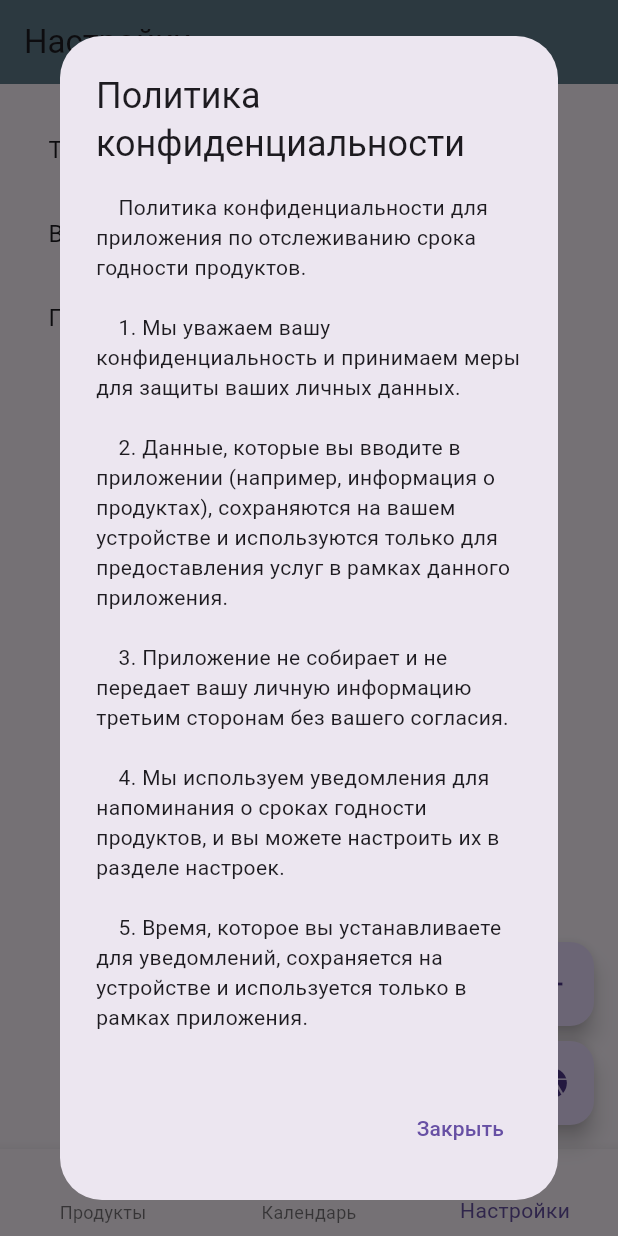
After one commit to BestChairEver/barcode_app, a Flutter app: the screen it shows after launch, item 3 of the bottom bar chosen, after a tap on "Включить уведомления", after a tap on "Политика конфиденциальности", on a phone screen of 412 x 824 dp. The commit adds this screen. Run offline on Flutter 3.47's test engine with Material 3 defaults, Android fonts, the phone set to English and light mode, and no system bars; our stand-ins replace cached_network_image, flutter_local_notifications, permission_handler, shared_preferences, sqflite, table_calendar and 1 more; missing offline and left inert: barcode_scan2; accounts and stored records are empty.

Commit message:
version v 1.2

```diff
--- a/lib/main.dart
+++ b/lib/main.dart
@@ -1,34 +1,55 @@
 import 'package:flutter/material.dart';
+import 'package:flutter_localizations/flutter_localizations.dart';
+import 'package:permission_handler/permission_handler.dart';
 import 'package:provider/provider.dart';
 import 'screens/home_screen.dart';
-import 'package:flutter_localizations/flutter_localizations.dart';
 import 'utils/notifications.dart';
 import 'utils/product_provider.dart';
+import 'utils/theme_provider.dart';
 
-void main() async {
+Future<void> main() async {
   WidgetsFlutterBinding.ensureInitialized();
-  await initializeNotifications();
-  await checkExpiringProducts();
-  final productProvider = ProductProvider();
-  await productProvider.init();
+  await _initializeApp();
+
   runApp(
     MultiProvider(
       providers: [
-        ChangeNotifierProvider(create: (_) => productProvider),
+        ChangeNotifierProvider(create: (context) => ProductProvider()..init()),
+        ChangeNotifierProvider(create: (context) => ThemeProvider()),
       ],
       child: MyApp(),
     ),
   );
 }
 
+Future<void> _initializeApp() async {
+  await _requestNotificationPermissions();
+  await initializeNotifications();
+  print("Инициализация приложения завершена.");
+}
+
+Future<void> _requestNotificationPermissions() async {
+  final status = await Permission.notification.request();
+  if (status.isGranted) {
+    print("Разрешение на уведомления предоставлено.");
+  } else if (status.isPermanentlyDenied) {
+    print("Разрешение на уведомления постоянно отклонено. Откройте настройки для предоставления доступа.");
+  } else {
+    print("Разрешение на уведомления отклонено.");
+  }
+}
+
 class MyApp extends StatelessWidget {
+
   @override
   Widget build(BuildContext context) {
+    final themeProvider = Provider.of<ThemeProvider>(context);
+
     return MaterialApp(
-      title: 'Product Expiry Calendar',
-      theme: ThemeData(
-        primarySwatch: Colors.blue,
-      ),
+      title: 'Календарь сроков годности',
+      themeMode: themeProvider.themeMode,
+      theme: ThemeData.light(),
+      darkTheme: ThemeData.dark(),
       localizationsDelegates: [
         GlobalMaterialLocalizations.delegate,
         GlobalWidgetsLocalizations.delegate,
--- a/lib/screens/calender.dart
+++ b/lib/screens/calender.dart
@@ -2,7 +2,6 @@ import 'package:flutter/material.dart';
 import 'package:provider/provider.dart';
 import 'package:table_calendar/table_calendar.dart';
 import 'package:intl/intl.dart';
-
 import '../utils/product_provider.dart';
 
 class CalendarPage extends StatefulWidget {
@@ -19,15 +18,19 @@ class _CalendarPageState extends State<CalendarPage> {
     final productProvider = Provider.of<ProductProvider>(context);
     DateTime today = DateTime.now();
     Set productsForSelectedDay = {};
+
     if (_selectedDay != null) {
       productsForSelectedDay.addAll(productProvider.products
           .where((product) => isSameDay(product.expiryDate, _selectedDay!)));
     }
+
     if (_selectedDay == null || isSameDay(_selectedDay!, today)) {
       productsForSelectedDay.addAll(productProvider.products
           .where((product) => isSameDay(product.expiryDate, today)));
     }
+
     List uniqueProductsForSelectedDay = productsForSelectedDay.toList();
+    _scheduleNotificationsForProducts(uniqueProductsForSelectedDay);
 
     return Scaffold(
       appBar: AppBar(
@@ -154,4 +157,10 @@ class _CalendarPageState extends State<CalendarPage> {
       ),
     );
   }
+
+  void _scheduleNotificationsForProducts(List products) async {
+    for (var product in products) {
+      await product.scheduleNotification();
+    }
+  }
 }
--- a/lib/screens/home_screen.dart
+++ b/lib/screens/home_screen.dart
@@ -6,7 +6,9 @@ import 'dart:convert';
 import 'package:http/http.dart' as http;
 import 'package:intl/intl.dart';
 import '../utils/product_provider.dart';
+import '../utils/notifications.dart';
 import 'calender.dart';
+import 'settings_screen.dart';
 import 'product_page.dart';
 
 class HomeScreen extends StatefulWidget {
@@ -16,12 +18,18 @@ class HomeScreen extends StatefulWidget {
 
 class _HomeScreenState extends State<HomeScreen> {
   final PageController _pageController = PageController();
+  int _selectedIndex = 0;
 
   @override
   Widget build(BuildContext context) {
     return Scaffold(
       body: PageView(
         controller: _pageController,
+        onPageChanged: (index) {
+          setState(() {
+            _selectedIndex = index;
+          });
+        },
         children: [
           Consumer<ProductProvider>(
             builder: (context, productProvider, child) {
@@ -29,10 +37,15 @@ class _HomeScreenState extends State<HomeScreen> {
             },
           ),
           CalendarPage(),
+          SettingsScreen(),
         ],
       ),
       bottomNavigationBar: BottomNavigationBar(
+        currentIndex: _selectedIndex,
         onTap: (index) {
+          setState(() {
+            _selectedIndex = index;
+          });
           _pageController.animateToPage(
             index,
             duration: Duration(milliseconds: 300),
@@ -47,6 +60,10 @@ class _HomeScreenState extends State<HomeScreen> {
           BottomNavigationBarItem(
             icon: Icon(Icons.calendar_today),
             label: 'Календарь',
+          ),
+          BottomNavigationBarItem(
+            icon: Icon(Icons.settings),
+            label: 'Настройки',
           ),
         ],
       ),
@@ -83,6 +100,8 @@ class _HomeScreenState extends State<HomeScreen> {
   await showDialog(
     context: context,
     builder: (BuildContext context) {
+      return StatefulBuilder(
+        builder: (context, setState) {
           return AlertDialog(
             title: Text('Добавить продукт вручную'),
             content: Column(
@@ -112,7 +131,7 @@ class _HomeScreenState extends State<HomeScreen> {
                 ),
                 expiryDate != null
                     ? Text('Выбранная дата: ${DateFormat('dd.MM.yy').format(expiryDate!)}')
-                  : Text(''),
+                    : Text('Срок годности не выбран', style: TextStyle(color: Colors.grey)),
               ],
             ),
             actions: <Widget>[
@@ -124,30 +143,42 @@ class _HomeScreenState extends State<HomeScreen> {
               ),
               TextButton(
                 child: Text('Добавить'),
-              onPressed: () async {
+                onPressed: expiryDate != null
+                    ? () async {
                         final productName = productNameController.text;
 
-                if (productName.isNotEmpty) {
+                        if (productName.isNotEmpty && expiryDate != null) {
                           final newProduct = Product(
                             name: productName,
-                    expiryDate: expiryDate ?? DateTime.now(), // используем оператор ??
+                            expiryDate: expiryDate!,
                             imageUrl: '',
                           );
                           final productProvider = Provider.of<ProductProvider>(context, listen: false);
                           await productProvider.addProduct(newProduct);
+
+                          final notificationOffset = productProvider.notificationOffset;
+
+                          await scheduleNotificationForProduct(
+                              productName, expiryDate!);
+
                           await productProvider.loadProducts();
                           Navigator.of(context).pop();
                         } else {
                           _showErrorMessage('Введите все поля');
                         }
-              },
+                      }
+                    : null,
+                style: TextButton.styleFrom(
+                  foregroundColor: expiryDate != null ? null : Colors.grey,
+                ),
               ),
             ],
           );
         },
       );
+    },
+  );
 }
-
   Future<void> fetchProductData(String barcode) async {
     final url = 'https://world.openfoodfacts.org/api/v0/product/$barcode.json';
 
@@ -222,6 +253,12 @@ class _HomeScreenState extends State<HomeScreen> {
             );
             final productProvider = Provider.of<ProductProvider>(context, listen: false);
             await productProvider.addProduct(newProduct);
+
+            final notificationOffset = productProvider.notificationOffset;
+
+            await scheduleNotificationForProduct(
+                productName, selectedDate);
+
             await productProvider.loadProducts();
           }
         } else {
--- /dev/null
+++ b/lib/screens/settings_screen.dart
@@ -0,0 +1,172 @@
+import 'package:flutter/material.dart';
+import 'package:provider/provider.dart';
+import 'package:shared_preferences/shared_preferences.dart';
+import '../utils/theme_provider.dart';
+
+class SettingsScreen extends StatefulWidget {
+  @override
+  _SettingsScreenState createState() => _SettingsScreenState();
+}
+
+class _SettingsScreenState extends State<SettingsScreen> {
+  bool _isNotificationsEnabled = false;
+  TimeOfDay _notificationTime = TimeOfDay(hour: 8, minute: 0);
+
+  @override
+  void initState() {
+    super.initState();
+    _loadSettings();
+  }
+
+  Future<void> _loadSettings() async {
+    final prefs = await SharedPreferences.getInstance();
+    setState(() {
+      _isNotificationsEnabled = prefs.getBool('isNotificationsEnabled') ?? true;
+      final hour = prefs.getInt('notificationTimeHour') ?? 8;
+      final minute = prefs.getInt('notificationTimeMinute') ?? 0;
+      _notificationTime = TimeOfDay(hour: hour, minute: minute);
+    });
+  }
+
+  Future<void> _saveSettings() async {
+    final prefs = await SharedPreferences.getInstance();
+    await prefs.setBool('isNotificationsEnabled', _isNotificationsEnabled);
+    await prefs.setInt('notificationTimeHour', _notificationTime.hour);
+    await prefs.setInt('notificationTimeMinute', _notificationTime.minute);
+  }
+
+  @override
+  Widget build(BuildContext context) {
+    final themeProvider = Provider.of<ThemeProvider>(context);
+
+    return Scaffold(
+      appBar: AppBar(
+        title: Text("Настройки"),
+        backgroundColor: Colors.blueGrey,
+      ),
+      body: Padding(
+        padding: const EdgeInsets.all(16.0),
+        child: ListView(
+          children: [
+            ListTile(
+              title: Text('Тема'),
+              trailing: DropdownButton<ThemeMode>(
+                value: themeProvider.themeMode,
+                items: ThemeMode.values.map((ThemeMode mode) {
+                  return DropdownMenuItem<ThemeMode>(
+                    value: mode,
+                    child: Text(_getThemeModeName(mode)),
+                  );
+                }).toList(),
+                onChanged: (ThemeMode? value) {
+                  if (value != null) {
+                    themeProvider.setTheme(value);
+                    _saveThemeMode(value);
+                  }
+                },
+              ),
+            ),
+            SwitchListTile(
+              title: Text('Включить уведомления'),
+              value: _isNotificationsEnabled,
+              onChanged: (value) {
+                setState(() {
+                  _isNotificationsEnabled = value;
+                  _saveSettings();
+                });
+              },
+            ),
+            if (_isNotificationsEnabled)
+              ListTile(
+                title: Text('Время уведомления'),
+                subtitle: Text('${_notificationTime.format(context)}'),
+                trailing: IconButton(
+                  icon: Icon(Icons.edit),
+                  onPressed: () async {
+                    final newTime = await showTimePicker(
+                      context: context,
+                      initialTime: _notificationTime,
+                    );
+
+                    if (newTime != null) {
+                      setState(() {
+                        _notificationTime = newTime;
+                        _saveSettings();
+                      });
+                    }
+                  },
+                ),
+              ),
+            ListTile(
+              title: Text('Политика конфиденциальности'),
+              onTap: () {
+                _showPrivacyPolicy(context);
+              },
+            ),
+          ],
+        ),
+      ),
+    );
+  }
+
+  String _getThemeModeName(ThemeMode mode) {
+    switch (mode) {
+      case ThemeMode.dark:
+        return 'Тёмная';
+      case ThemeMode.light:
+        return 'Светлая';
+      case ThemeMode.system:
+      default:
+        return 'Системная';
+    }
+  }
+
+  Future<void> _saveThemeMode(ThemeMode mode) async {
+    final prefs = await SharedPreferences.getInstance();
+    await prefs.setString('themeMode', mode.toString().split('.').last);
+  }
+
+  void _showPrivacyPolicy(BuildContext context) {
+    showDialog(
+      context: context,
+      builder: (BuildContext context) {
+        return AlertDialog(
+          title: Text("Политика конфиденциальности"),
+          content: SingleChildScrollView(
+            child: Text(_privacyPolicyText),
+          ),
+          actions: [
+            TextButton(
+              onPressed: () {
+                Navigator.of(context).pop();
+              },
+              child: Text('Закрыть'),
+            ),
+          ],
+        );
+      },
+    );
+  }
+
+  String get _privacyPolicyText {
+    return '''
+    Политика конфиденциальности для приложения по отслеживанию срока годности продуктов.
+
+    1. Мы уважаем вашу конфиденциальность и принимаем меры для защиты ваших личных данных.
+
+    2. Данные, которые вы вводите в приложении (например, информация о продуктах), сохраняются на вашем устройстве и используются только для предоставления услуг в рамках данного приложения.
+
+    3. Приложение не собирает и не передает вашу личную информацию третьим сторонам без вашего согласия.
+
+    4. Мы используем уведомления для напоминания о сроках годности продуктов, и вы можете настроить их в разделе настроек.
+
+    5. Время, которое вы устанавливаете для уведомлений, сохраняется на устройстве и используется только в рамках приложения.
+
+    6. Мы используем стандартные методы для обеспечения безопасности ваших данных.
+
+    7. Это приложение не собирает персональные данные, не использует файлы cookie или трекинг-данные.
+
+    8. Для получения дополнительной информации, пожалуйста, свяжитесь с нами по адресу электронной почты. (Denn100500@yandex.ru)
+    ''';
+  }
+}
--- /dev/null
+++ b/lib/utils/theme_provider.dart
@@ -0,0 +1,31 @@
+import 'package:flutter/material.dart';
+import 'package:shared_preferences/shared_preferences.dart';
+
+class ThemeProvider with ChangeNotifier {
+  ThemeMode _themeMode = ThemeMode.system;
+
+  ThemeMode get themeMode => _themeMode;
+
+  ThemeProvider() {
+    _loadTheme();
+  }
+
+  Future<void> _loadTheme() async {
+    final prefs = await SharedPreferences.getInstance();
+    final savedTheme = prefs.getString('themeMode');
+    if (savedTheme != null) {
+      _themeMode = ThemeMode.values.firstWhere(
+        (e) => e.toString().split('.').last == savedTheme,
+        orElse: () => ThemeMode.system,
+      );
+    }
+    notifyListeners();
+  }
+
+  void setTheme(ThemeMode mode) async {
+    _themeMode = mode;
+    final prefs = await SharedPreferences.getInstance();
+    await prefs.setString('themeMode', mode.toString().split('.').last);
+    notifyListeners();
+  }
+}
--- a/pubspec.yaml
+++ b/pubspec.yaml
@@ -4,7 +4,7 @@ publish_to: 'none'
 version: 1.0.1
 
 environment:
-  sdk: ^3.5.3
+  sdk: ^3.4.0
 
 dependencies:
   barcode_scan2: ^4.3.3
@@ -21,6 +21,7 @@ dependencies:
   sqflite: ^2.3.3+2
   table_calendar: ^3.1.2
   flutter_launcher_icons: ^0.9.2
+  shared_preferences: ^2.3.5
 
 dev_dependencies:
   flutter_test:
```
Also changed, not shown: lib/db/database_helper.dart (+22 -6 lines), lib/models/product.dart (+69 -0 lines), lib/screens/product_page.dart (+66 -14 lines), lib/utils/notifications.dart (+85 -56 lines), lib/utils/product_provider.dart (+107 -0 lines), pubspec.lock, 5 other files. Lines whose indentation alone changed are shown as unchanged.
